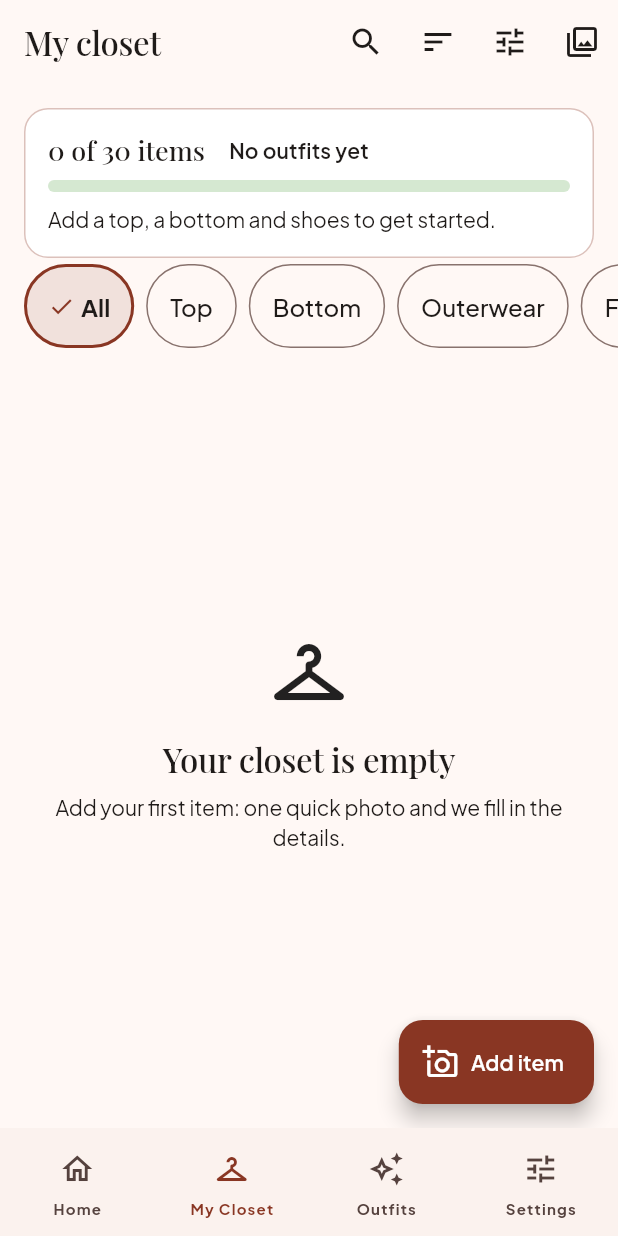
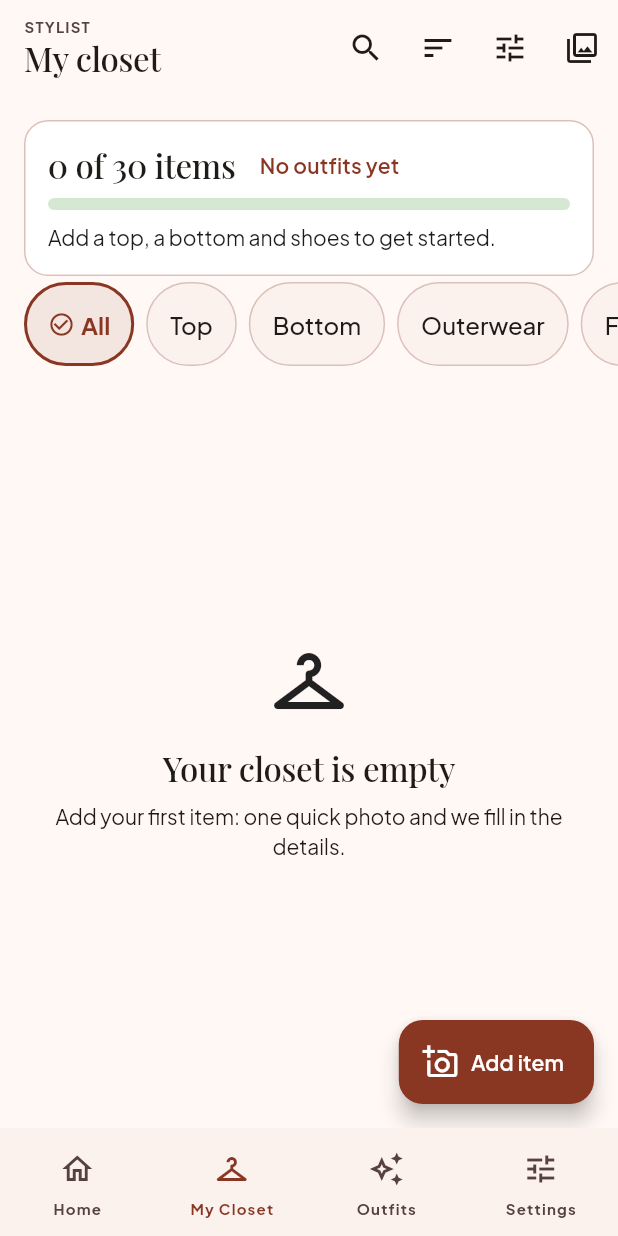
Before and after one commit to eightelephant15-a11y/closet-dev, a Flutter app: the ClosetScreen screen opened by its route, on a phone screen of 412 x 824 dp. Run offline on Flutter 3.47's test engine with Material 3 defaults, Android fonts, the phone set to English and light mode, and no system bars; our stand-ins replace camera, connectivity_plus, dio, firebase_auth, firebase_core, flutter_riverpod and 8 more; missing offline and left inert: posthog_flutter; accounts and stored records are empty; generated files the repository leaves out were written again.

Commit message:
feat(ui): Atelier chips, closet tiles and summary card, brand eyebrow in closet header
Co-Authored-By: Claude Sonnet 5.5 <noreply@anthropic.com>

```diff
--- a/app/lib/features/closet/presentation/closet_screen.dart
+++ b/app/lib/features/closet/presentation/closet_screen.dart
@@ -81,6 +81,7 @@ class _ClosetScreenState extends ConsumerState<ClosetScreen> {
     final config = ref.watch(remoteConfigProvider).valueOrNull;
     return Scaffold(
       appBar: AppBar(
+        toolbarHeight: 64,
         title: _searching
             ? TextField(
                 controller: _searchCtl,
@@ -92,7 +93,19 @@ class _ClosetScreenState extends ConsumerState<ClosetScreen> {
                 ),
                 onChanged: _onSearch,
               )
-            : Text(l10n.closetTitle),
+            : Column(
+                crossAxisAlignment: CrossAxisAlignment.start,
+                mainAxisSize: MainAxisSize.min,
+                children: [
+                  Text(
+                    l10n.brandEyebrow,
+                    style: Theme.of(context).textTheme.labelSmall?.copyWith(
+                      color: Theme.of(context).colorScheme.onSurfaceVariant,
+                    ),
+                  ),
+                  Text(l10n.closetTitle),
+                ],
+              ),
         actions: [
           IconButton(
             tooltip: _searching ? l10n.closetSearchClear : l10n.closetSearch,
@@ -322,9 +335,9 @@ class _Tile extends StatelessWidget {
     // The screen-reader node is the name band only (>= 48dp tall): a node that also covered the picture
     // could not be contrast-checked, and sighted users get the whole tile as the tap target anyway.
     return Material(
-      color: scheme.surface,
+      color: scheme.surfaceContainerLowest,
       shape: RoundedRectangleBorder(
-        borderRadius: BorderRadius.circular(RadiusTokens.md),
+        borderRadius: BorderRadius.circular(RadiusTokens.lg),
         side: BorderSide(color: scheme.outlineVariant),
       ),
       clipBehavior: Clip.antiAlias,
@@ -394,9 +407,9 @@ class _Tile extends StatelessWidget {
                     vertical: Spacing.xs,
                   ),
                   child: Align(
-                    alignment: Alignment.centerLeft,
                     child: Text(
                       name,
+                      textAlign: TextAlign.center,
                       maxLines: 2,
                       overflow: TextOverflow.ellipsis,
                       style: Theme.of(context).textTheme.labelLarge?.copyWith(
@@ -556,11 +569,13 @@ class _ClosetMeterCardState extends ConsumerState<ClosetMeterCard> {
               children: [
                 Text(
                   l10n.closetCount(widget.summary.used, widget.summary.limit),
-                  style: Theme.of(context).textTheme.titleMedium,
+                  style: Theme.of(context).textTheme.headlineMedium,
                 ),
                 Text(
                   l10n.meterOutfits(m.outfits),
-                  style: Theme.of(context).textTheme.labelLarge,
+                  style: Theme.of(context).textTheme.labelLarge?.copyWith(
+                    color: scheme.primary,
+                  ),
                 ),
               ],
             ),
--- a/app/lib/features/closet/presentation/garment_fields_editor.dart
+++ b/app/lib/features/closet/presentation/garment_fields_editor.dart
@@ -37,11 +37,11 @@ class OptionChip extends StatelessWidget {
       onTap: onTap,
       child: Material(
         color: selected
-            ? scheme.primary.withValues(alpha: 0.12)
-            : scheme.surface,
+            ? scheme.primary.withValues(alpha: 0.10)
+            : scheme.surfaceContainerLow,
         shape: StadiumBorder(
           side: BorderSide(
-            color: selected ? scheme.primary : scheme.outline,
+            color: selected ? scheme.primary : scheme.outlineVariant,
             width: selected ? 2 : 1,
           ),
         ),
@@ -67,7 +67,11 @@ class OptionChip extends StatelessWidget {
                   ],
                   if (selected) ...[
                     ExcludeSemantics(
-                      child: Icon(Icons.check, size: 18, color: scheme.primary),
+                      child: Icon(
+                        Icons.check_circle_outline,
+                        size: 18,
+                        color: scheme.primary,
+                      ),
                     ),
                     const SizedBox(width: Spacing.xs),
                   ],
@@ -78,7 +82,7 @@ class OptionChip extends StatelessWidget {
                         fontWeight: selected
                             ? FontWeight.w700
                             : FontWeight.w500,
-                        color: scheme.onSurface,
+                        color: selected ? scheme.primary : scheme.onSurface,
                       ),
                     ),
                   ),
```
